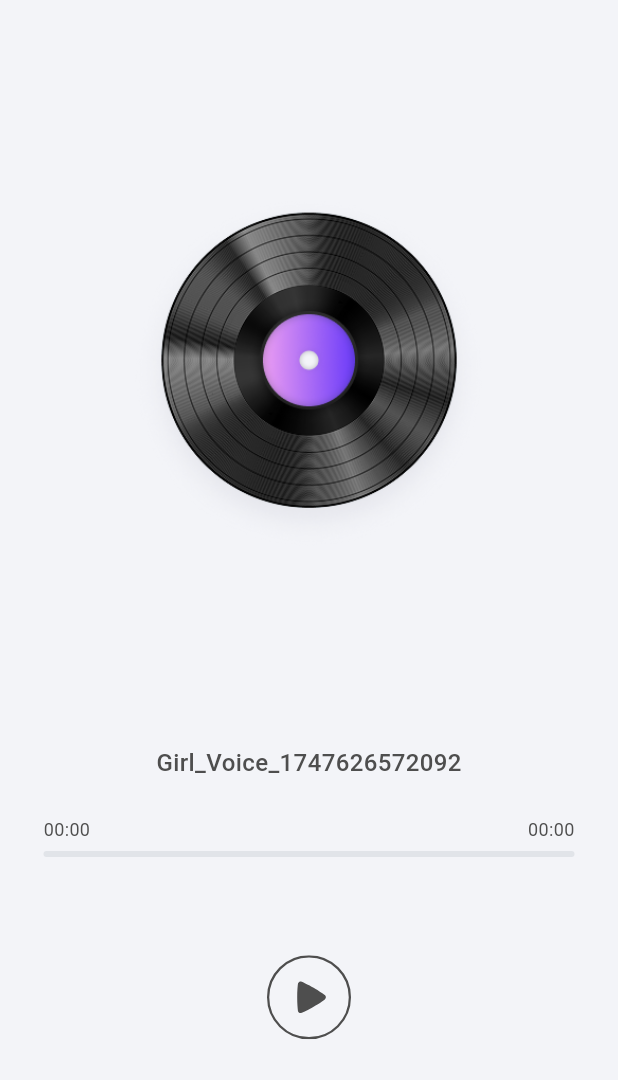
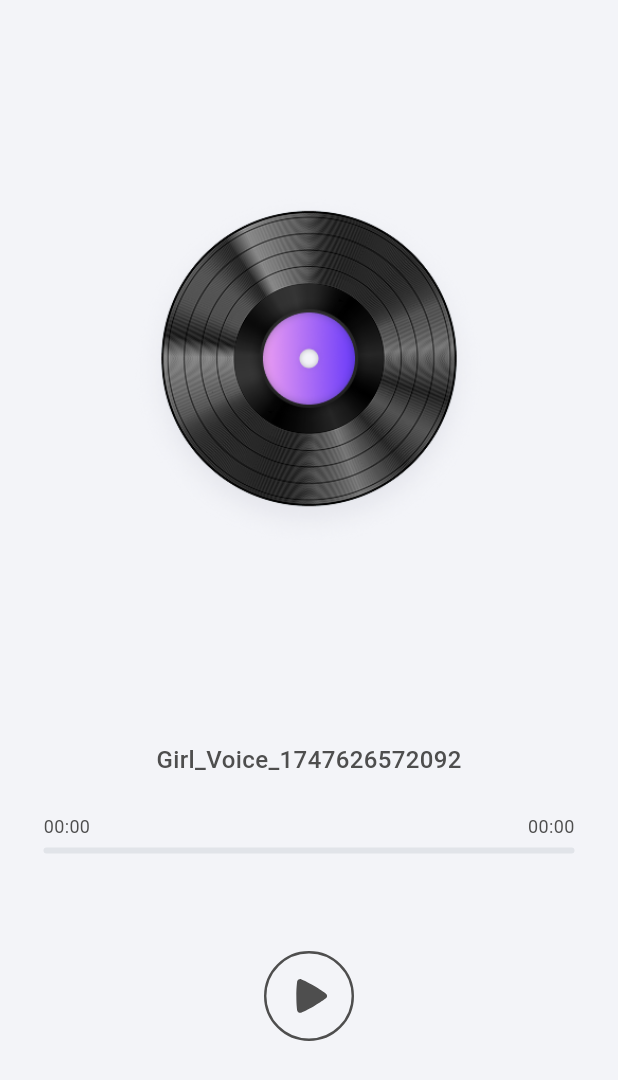
Before and after one commit to hoanglm6201/voice_changer_flutter, a Flutter app: the FileVoice widget shown alone on an empty page, opened directly, on a phone screen of 412 x 824 dp. Shown: the top 1080 px of the screen. Run offline on Flutter 3.47's test engine with Material 3 defaults, Android fonts, the phone set to English and light mode, and no system bars; our stand-ins replace audioplayers, camera, flutter_easyloading, flutter_svg, get_it, lottie and 2 more; missing offline and left inert: base_ui_flutter_v1, purchases_flutter; accounts and stored records are empty; generated files the repository leaves out were written again; Roboto replaces fonts that are missing (SFCompactDisplay).

Commit message:
processing ai voice changer

```diff
--- a/lib/view/screen/ai_voice_changer/ai_voice_changer_screen.dart
+++ b/lib/view/screen/ai_voice_changer/ai_voice_changer_screen.dart
@@ -52,7 +52,8 @@ class _AiVoiceChangerScreenState extends State<AiVoiceChangerScreen> {
     });
   }
   void onRecordEnd(){
-    Navigator.push(context, CupertinoPageRoute(builder: (context) => AiVoicePreviewScreen(voiceModel: widget.voiceModel,),));
+    bool isAudioRecord = recordMode == RecordMode.audio;
+    Navigator.push(context, CupertinoPageRoute(builder: (context) => AiVoicePreviewScreen(voiceModel: widget.voiceModel, isAudio: isAudioRecord),));
   }
   void setRecordMode() {
     setState(() {
@@ -167,7 +168,7 @@ class _AiVoiceChangerScreenState extends State<AiVoiceChangerScreen> {
               spacing: 4,
               children: [
                 IconButtonCustom(
-                  icon: SvgPicture.asset(isAudioRecord ? ResIcon.icRecordsMic : ResIcon.icRecordsVideo, height: 30,),
+                  icon: SvgPicture.asset(!isAudioRecord ? ResIcon.icRecordsMic : ResIcon.icRecordsVideo, height: 30,),
                   style: const IconButtonCustomStyle(
                     backgroundColor: Colors.white,
                     borderRadius: 15,
--- a/lib/view/screen/result/widget/file_voice.dart
+++ b/lib/view/screen/result/widget/file_voice.dart
@@ -181,8 +181,12 @@ class _FileVoiceState extends State<FileVoice> {
             splashColor: Colors.transparent,
             highlightColor: Colors.transparent,
             onTap: _togglePlayPause,
-            child: SvgPicture.asset(
-                _isPlaying ? ResIcon.icPause : ResIcon.icPlayCircle
+            child: SizedBox(
+              height: 60,
+              width: 60,
+              child: SvgPicture.asset(
+                  _isPlaying ? ResIcon.icPause : ResIcon.icPlayCircle
+              ),
             ),
           ),
         ),
--- a/pubspec.yaml
+++ b/pubspec.yaml
@@ -54,7 +54,7 @@ flutter:
     - assets/celebrities_and_public_figures/
     - assets/game_and_pop_culture_icons/
 #    - assets/video_test.MOV
-    - assets/video_test.MP4
+    - assets/video_test.mp4
     - assets/audio_test.mp3
 
   fonts:
```
Also changed, not shown: lib/view/screen/ai_voice_preview/ai_voice_preview_screen.dart (+5 -3 lines), lib/view/screen/ai_voice_preview/processing_screen.dart (+19 -2 lines), pubspec.lock.
